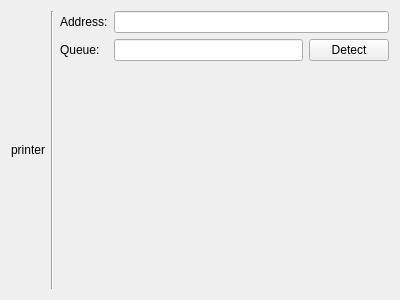
First picture: the form in add-printer/ChooseLpd.ui, repository KDE/print-manager, before the edit.
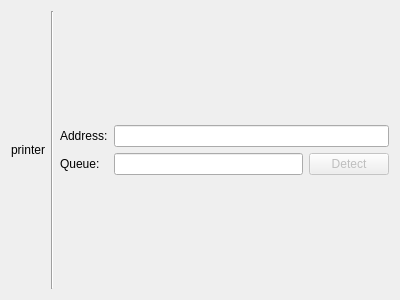
Second picture: the form after the edit. Custom widgets are drawn as their Qt base class.

Commit message: Merged worker thread in one class, ChooSocket and ChooseIpp (though no verify button) UI done

The edit to the form file:
```diff
--- a/add-printer/ChooseLpd.ui
+++ b/add-printer/ChooseLpd.ui
@@ -81,6 +81,9 @@
      <property name="fieldGrowthPolicy">
       <enum>QFormLayout::ExpandingFieldsGrow</enum>
      </property>
+     <property name="formAlignment">
+      <set>Qt::AlignLeading|Qt::AlignLeft|Qt::AlignVCenter</set>
+     </property>
      <item row="0" column="0">
       <widget class="QLabel" name="label_2">
        <property name="text">
@@ -98,6 +101,9 @@
        </item>
        <item>
         <widget class="QPushButton" name="detectPB">
+         <property name="enabled">
+          <bool>false</bool>
+         </property>
          <property name="text">
           <string comment="@action:button">Detect</string>
          </property>
```
Left out of the diff: 8 changed lines with no effect on the pictures. The commit also changes 16 other files.
